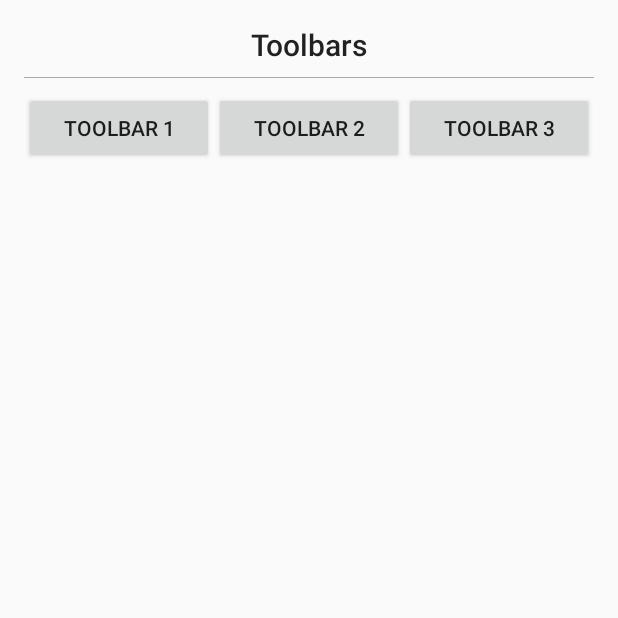
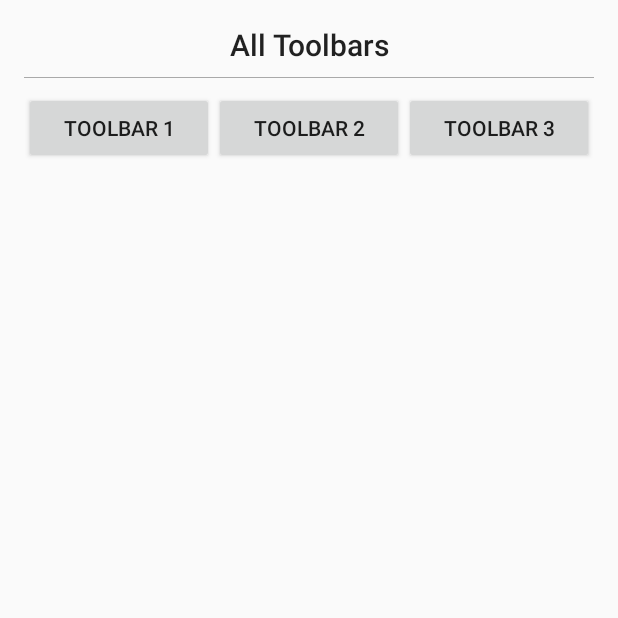
Before and after one commit to shubham-jitiya/Android, an Android app: the screen it shows after launch (MainActivity), on a phone screen of 412 x 824 dp, the top half of it. Run offline under Robolectric (Android 15) with nearby library versions, the phone set to English and light mode, and no system bars.

Commit message:
- commit modifying title

```diff
--- a/app/src/main/res/layout/activity_main.xml
+++ b/app/src/main/res/layout/activity_main.xml
@@ -12,7 +12,7 @@
         android:layout_width="match_parent"
         android:layout_height="wrap_content"
         android:gravity="center_horizontal"
-        android:text="Toolbars"
+        android:text="All Toolbars"
         android:textAppearance="@style/TextAppearance.AppCompat.Title" />
 
     <com.google.android.material.divider.MaterialDivider
```
